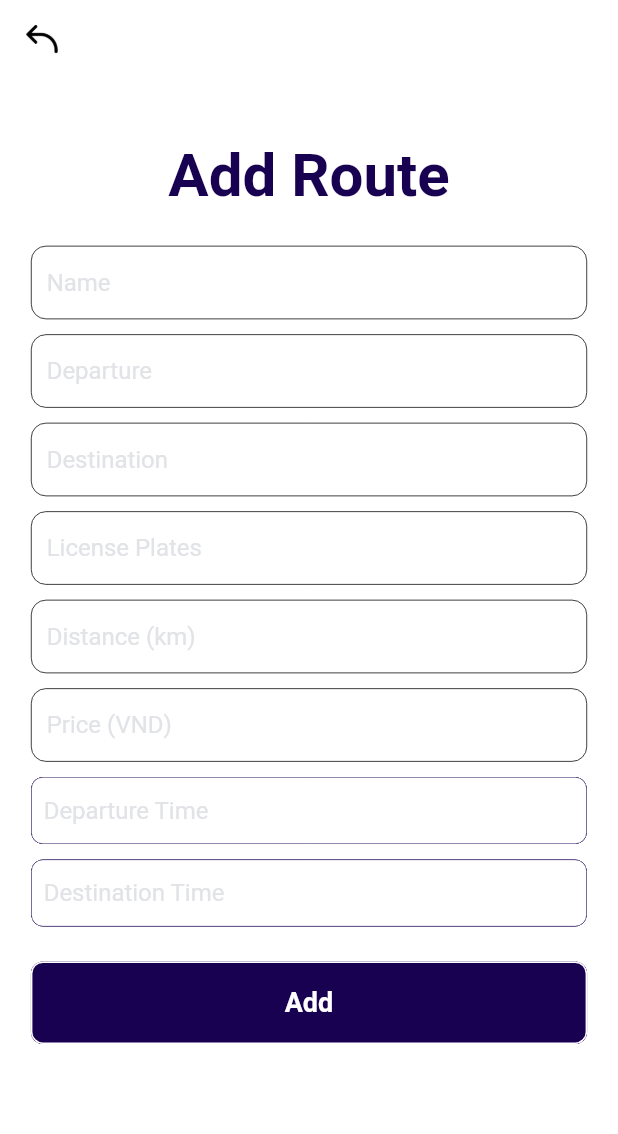
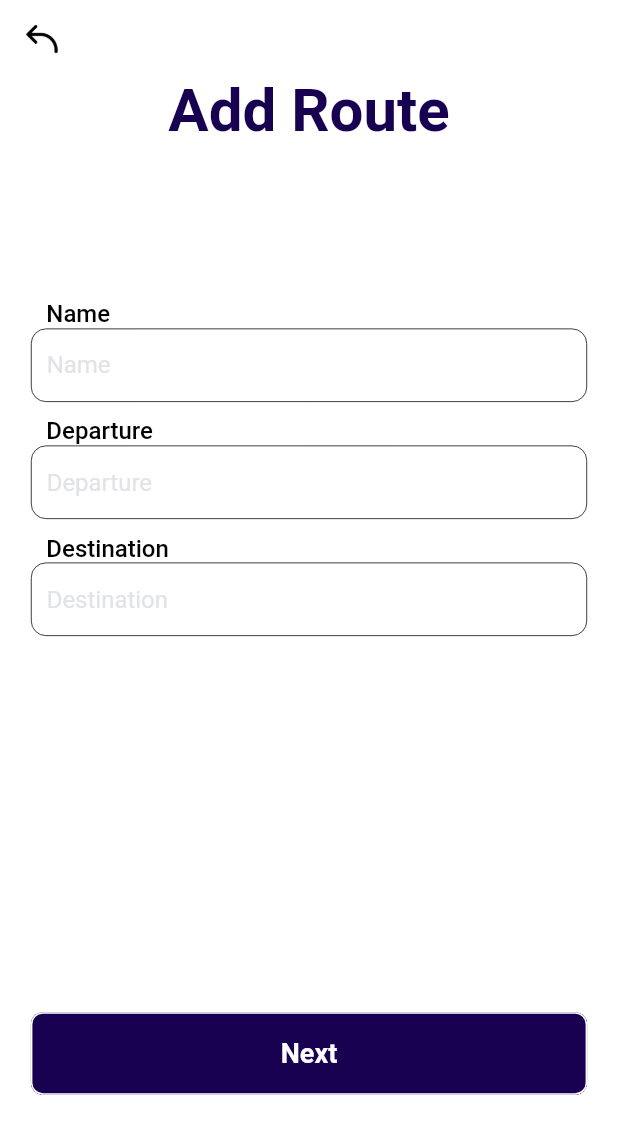
Before and after one commit to nguyenvnbrtd/i_ticket, a Flutter app: the AddTravelRouteScreen screen opened by its route, on a phone screen of 412 x 824 dp. Shown: the top 1134 px of the screen. Run offline on Flutter 3.47's test engine with Material 2 defaults, Android fonts, the phone set to English and light mode, and no system bars; our stand-ins replace cloud_firestore, device_info_plus, equatable, firebase_auth, firebase_core, flutter_bloc and 8 more; missing offline and left inert: dart:ffi, encrypt; accounts and stored records are empty; generated files the repository leaves out were written again; network calls fail.

```diff
--- a/lib/features/home/pages/home_screen.dart
+++ b/lib/features/home/pages/home_screen.dart
@@ -28,7 +28,7 @@ class _HomeScreen extends State<HomeScreen> {
         child: Center(
           child: PrimaryButton(
             onPress: () {
-              context.read<AuthenticationBloc>().add(AuthenticationEventLoggingOut());
+              UtilsHelper.logout();
             },
             label: 'Log out',
           ),
--- a/lib/features/main/pages/main_screen.dart
+++ b/lib/features/main/pages/main_screen.dart
@@ -11,6 +11,7 @@ import 'package:flutter_bloc/flutter_bloc.dart';
 import '../../../core/blocs/authentication/authentication_bloc.dart';
 import '../../../core/blocs/authentication/authentication_event.dart';
 import '../../../core/utils/constants.dart';
+import '../../../core/utils/utils_helper.dart';
 import '../../../injector.dart';
 import '../../../widgets/stateful/custom_bottom_navigator/custom_bottom_navigator_item_model.dart';
 import '../../../widgets/stateful/custom_bottom_navigator/navigate_indicator_cubit.dart';
@@ -95,7 +96,7 @@ class _MainScreen extends State<MainScreen> {
   }
 
   Future<bool> logOut() async {
-    context.read<AuthenticationBloc>().add(AuthenticationEventLoggingOut());
+    UtilsHelper.logout();
     return false;
   }
 }
--- a/lib/features/travel_route/event/travel_route_event.dart
+++ b/lib/features/travel_route/event/travel_route_event.dart
@@ -57,3 +57,12 @@ class OnChangeDestinationTime extends TravelRouteEvent{
   @override
   List<Object?> get props => [time];
 }
+
+class OnChangeButtonLabel extends TravelRouteEvent{
+  final String label;
+
+  OnChangeButtonLabel({required this.label});
+
+  @override
+  List<Object?> get props => [label];
+}
--- a/lib/features/travel_route/pages/add_travel_route_screen.dart
+++ b/lib/features/travel_route/pages/add_travel_route_screen.dart
@@ -38,6 +38,9 @@ class _AddTravelRouteScreen extends State<AddTravelRouteScreen> {
   late final TextEditingController _priceController;
 
   late final TravelRouteBloc travelRouteBloc;
+  late final PageController pageController;
+  late List<List<Widget>> pages;
+  int currentPage = 0;
 
   final String title = 'Add Route';
   final String title2 = 'Update Route';
@@ -56,75 +59,52 @@ class _AddTravelRouteScreen extends State<AddTravelRouteScreen> {
   @override
   void initState() {
     intiData();
-
+    initPage();
     super.initState();
   }
 
+  void initPage() {
+    final theme = Theme.of(UtilsHelper.navigatorKey.currentContext!);
+    pageController = PageController(keepPage: true);
 
-  void intiData() async {
+    pages = [];
 
-    travelRouteBloc = TravelRouteBloc();
+    pages.add([
+      TextInput(label: nameHint, controller: _nameController, hint: nameHint, borderWidth: 0.5),
+      const SpaceVertical(height: 10),
+      TextInput(label: departureHint, controller: _departureController, hint: departureHint, borderWidth: 0.5),
+      const SpaceVertical(height: 10),
+      TextInput(label: destinationHint, controller: _destinationController, hint: destinationHint, borderWidth: 0.5),
+    ]);
 
-    _nameController = TextEditingController();
-    _departureController = TextEditingController();
-    _destinationController = TextEditingController();
-    _licensePlatesController = TextEditingController();
-    _distanceController = TextEditingController();
-    _priceController = TextEditingController();
+    pages.add([
+      TextInput(
+          label: priceHint,
+          controller: _priceController,
+          hint: priceHint,
+          borderWidth: 0.5,
+          keyboardType: TextInputType.number),
+      const SpaceVertical(height: 10),
+      const SpaceVertical(height: 10),
+      TextInput(
+          label: distanceHint,
+          controller: _distanceController,
+          hint: distanceHint,
+          borderWidth: 0.5,
+          keyboardType: TextInputType.number),
+      const SpaceVertical(height: 10),
+      TextInput(label: licenseHint, controller: _licensePlatesController, hint: licenseHint, borderWidth: 0.5),
+      const SpaceVertical(height: 10),
+    ]);
 
-    if(widget.id.isNotEmpty){
-      travelRouteBloc.add(OnInitRoute(id: widget.id));
-    }
-  }
-
-  @override
-  Widget build(BuildContext context) {
-    final paddingSize = DeviceDimension.screenWidth * 0.05;
-    final ThemeData theme = Theme.of(context);
-
-    return BlocProvider(
-      create: (_) => travelRouteBloc,
-      child: OriginScreen(
-        appbar: const PrimaryAppBar(),
-        child: BlocBuilder<TravelRouteBloc, TravelRouteState>(
-          buildWhen: (previous, current) => previous.route.id != current.route.id,
-          builder: (context, state) {
-            if(state.isInitData){
-              return const Center(child: CircularProgressIndicator());
-            }
-
-            _nameController.text = state.route.name ?? '';
-            _departureController.text = state.route.departureName?? '';
-            _destinationController.text = state.route.destinationName ?? '';
-            _licensePlatesController.text = state.route.licensePlate ?? '';
-            _distanceController.text = state.route.distance ?? '';
-            _priceController.text = (state.route.price ?? '').toString();
-
-            return BounceScroll(
-              child: Container(
-                height: DeviceDimension.screenHeight - (50 + paddingSize*2),
-                padding: EdgeInsets.all(paddingSize),
-                child: Column(
-                  mainAxisAlignment: MainAxisAlignment.spaceBetween,
-                  crossAxisAlignment: CrossAxisAlignment.center,
-                  children: [
-                    const SizedBox(),
-                    Text(widget.id.isEmpty ? title : title2, style: theme.textTheme.headlineLarge),
-                    Column(
-                      crossAxisAlignment: CrossAxisAlignment.end,
-                      children: [
-                        TextInput(controller: _nameController, hint: nameHint, borderWidth: 0.5),
-                        const SpaceVertical(height: 10),
-                        TextInput(controller: _departureController, hint: departureHint, borderWidth: 0.5),
-                        const SpaceVertical(height: 10),
-                        TextInput(controller: _destinationController, hint: destinationHint, borderWidth: 0.5),
-                        const SpaceVertical(height: 10),
-                        TextInput(controller: _licensePlatesController, hint: licenseHint, borderWidth: 0.5),
-                        const SpaceVertical(height: 10),
-                        TextInput(controller: _distanceController, hint: distanceHint, borderWidth: 0.5),
-                        const SpaceVertical(height: 10),
-                        TextInput(controller: _priceController, hint: priceHint, borderWidth: 0.5, keyboardType: TextInputType.number),
-                        const SpaceVertical(height: 10),
+    pages.add([
+      Align(
+        alignment: Alignment.centerLeft,
+        child: Padding(
+          padding: EdgeInsets.only(left: DeviceDimension.padding / 2),
+          child: Text(departureTimeHint, style: theme.textTheme.bodyMedium?.copyWith(fontWeight: FontWeight.w500)),
+        ),
+      ),
       BlocBuilder<TravelRouteBloc, TravelRouteState>(
         buildWhen: (previous, current) => previous.route.departureTime != current.route.departureTime,
         builder: (context, state) {
@@ -146,6 +126,13 @@ class _AddTravelRouteScreen extends State<AddTravelRouteScreen> {
         },
       ),
       const SpaceVertical(height: 10),
+      Align(
+        alignment: Alignment.centerLeft,
+        child: Padding(
+          padding: EdgeInsets.only(left: DeviceDimension.padding / 2),
+          child: Text(destinationTimeHint, style: theme.textTheme.bodyMedium?.copyWith(fontWeight: FontWeight.w500)),
+        ),
+      ),
       BlocBuilder<TravelRouteBloc, TravelRouteState>(
         buildWhen: (previous, current) => previous.route.destinationTime != current.route.destinationTime,
         builder: (context, state) {
@@ -166,26 +153,109 @@ class _AddTravelRouteScreen extends State<AddTravelRouteScreen> {
             onPress: openSelectDestinationTime,
           );
         },
+      )
+    ]);
+  }
+
+  void intiData() async {
+    travelRouteBloc = TravelRouteBloc();
+
+    _nameController = TextEditingController();
+    _departureController = TextEditingController();
+    _destinationController = TextEditingController();
+    _licensePlatesController = TextEditingController();
+    _distanceController = TextEditingController();
+    _priceController = TextEditingController();
+
+    if (widget.id.isNotEmpty) {
+      travelRouteBloc.add(OnInitRoute(id: widget.id));
+    }
+  }
+
+  @override
+  Widget build(BuildContext context) {
+    final paddingSize = DeviceDimension.screenWidth * 0.05;
+    final ThemeData theme = Theme.of(context);
+    return BlocProvider(
+      create: (_) => travelRouteBloc,
+      child: BlocListener<TravelRouteBloc, TravelRouteState>(
+        listenWhen: (previous, current) => previous.route.id != current.route.id,
+        listener: travelRouteBlocListener,
+        child: OriginScreen(
+          appbar: const PrimaryAppBar(),
+          child: BlocBuilder<TravelRouteBloc, TravelRouteState>(
+            buildWhen: (previous, current) => previous.route.id != current.route.id,
+            builder: (context, state) {
+              if (state.isInitData) {
+                return const Center(child: CircularProgressIndicator());
+              }
+
+              return BounceScroll(
+                child: SizedBox(
+                  height: DeviceDimension.screenHeight * 0.85,
+                  child: Column(
+                    mainAxisAlignment: MainAxisAlignment.spaceBetween,
+                    crossAxisAlignment: CrossAxisAlignment.center,
+                    children: [
+                      const SizedBox(),
+                      Text(widget.id.isEmpty ? title : title2, style: theme.textTheme.headlineLarge),
+                      SpaceVertical(height: DeviceDimension.screenHeight * 0.1),
+                      Expanded(
+                        flex: 6,
+                        child: GestureDetector(
+                          behavior: HitTestBehavior.opaque,
+                          onPanDown: (_) {
+                            FocusScope.of(context).requestFocus(FocusNode());
+                          },
+                          child: PageView.builder(
+                            controller: pageController,
+                            itemCount: pages.length,
+                            onPageChanged: (value) {
+                              travelRouteBloc.add(
+                                OnChangeButtonLabel(
+                                  label: (value + 1) != pages.length
+                                      ? 'Next'
+                                      : widget.id.isEmpty
+                                          ? addLabel
+                                          : updateLabel,
                                 ),
-                      ],
+                              );
+                              currentPage = value;
+                            },
+                            itemBuilder: (context, index) {
+                              return Padding(
+                                padding: EdgeInsets.all(paddingSize),
+                                child: Column(
+                                  children: List.from(pages[index])
+                                    ..add(SpaceVertical(height: DeviceDimension.screenHeight * 0.1)),
                                 ),
-                    BlocBuilder<TravelRouteBloc, BaseState>(
+                              );
+                            },
+                          ),
+                        ),
+                      ),
+                      Padding(
+                        padding: EdgeInsets.all(paddingSize),
+                        child: BlocBuilder<TravelRouteBloc, TravelRouteState>(
                           builder: (context, state) => SizedBox(
                             height: 55,
                             child: LoadingButton(
-                          label: widget.id.isEmpty ? addLabel : updateLabel,
-                          onPress: onMainPress,
+                              label: state.buttonLabel,
+                              onPress: (currentPage + 1) != pages.length
+                                  ? () => pageController.nextPage(
+                                  duration: const Duration(milliseconds: 200), curve: Curves.easeInOut)
+                                  : onMainPress,
                               isLoading: state.isLoading,
                             ),
                           ),
                         ),
-                    const SpaceVertical(height: 10),
-                    const SpaceVertical(height: 10),
+                      )
                     ],
                   ),
                 ),
               );
             },
+          ),
         ),
       ),
     );
@@ -215,10 +285,10 @@ class _AddTravelRouteScreen extends State<AddTravelRouteScreen> {
     );
   }
 
-  onMainPress(){
-    if(widget.id.isEmpty){
+  onMainPress() {
+    if (widget.id.isEmpty) {
       createRoute();
-    }else{
+    } else {
       updateRoute();
     }
   }
@@ -255,4 +325,14 @@ class _AddTravelRouteScreen extends State<AddTravelRouteScreen> {
       ),
     );
   }
+
+  void travelRouteBlocListener(BuildContext context, TravelRouteState state) {
+
+    _nameController.text = state.route.name ?? '';
+    _departureController.text = state.route.departureName ?? '';
+    _destinationController.text = state.route.destinationName ?? '';
+    _licensePlatesController.text = state.route.licensePlate ?? '';
+    _distanceController.text = state.route.distance ?? '';
+    _priceController.text = (state.route.price ?? 0).toInt().toString();
   }
+}
--- a/lib/features/travel_route/repos/travel_route_repository.dart
+++ b/lib/features/travel_route/repos/travel_route_repository.dart
@@ -7,5 +7,5 @@ class TravelRouteRepository extends BaseRepository<TravelRoute>{
   TravelRouteRepository() : super(Constants.TRAVEL_ROUTE, TravelRoute());
 
   @override
-  int sort(TravelRoute a, TravelRoute b) => b.departureTime?.compareTo(a.departureTime ?? '') ?? 0;
+  int sort(TravelRoute a, TravelRoute b) => a.departureTime?.compareTo(b.departureTime ?? '') ?? 0;
 }
--- a/lib/features/travel_route/states/travel_route_state.dart
+++ b/lib/features/travel_route/states/travel_route_state.dart
@@ -4,25 +4,28 @@ import 'package:flutter_animation/features/travel_route/models/travle_route.dart
 class TravelRouteState extends BaseState {
   final TravelRoute route;
   final bool isInitData;
+  final String buttonLabel;
 
-  const TravelRouteState({required bool isLoading, required this.isInitData, required this.route}) : super(isLoading: isLoading);
+  const TravelRouteState({required bool isLoading, required this.isInitData, required this.route, this.buttonLabel = 'Next'}) : super(isLoading: isLoading);
 
   factory TravelRouteState.init() {
     return TravelRouteState(
       isLoading: false,
       isInitData: false,
+      buttonLabel: 'Next',
       route: TravelRoute(),
     );
   }
 
-  TravelRouteState copyWith({bool? isLoading, bool? isInitData, TravelRoute? route}) {
+  TravelRouteState copyWith({bool? isLoading, bool? isInitData,String? buttonLabel, TravelRoute? route}) {
     return TravelRouteState(
       isLoading: isLoading ?? this.isLoading,
       isInitData: isInitData ?? this.isInitData,
+      buttonLabel: buttonLabel ?? this.buttonLabel,
       route: this.route.copyWith(data: route),
     );
   }
 
   @override
-  List<Object?> get props => [isLoading, isInitData, route];
+  List<Object?> get props => [isLoading, isInitData, buttonLabel, route];
 }
--- a/lib/features/user_info/pages/user_info_screen.dart
+++ b/lib/features/user_info/pages/user_info_screen.dart
@@ -147,7 +147,7 @@ class _UserInfoScreen extends State<UserInfoScreen> {
   }
 
   void logOut() {
-    context.read<AuthenticationBloc>().add(AuthenticationEventLoggingOut());
+    UtilsHelper.logout();
   }
 
   void onValueChange(String value) {
--- a/lib/widgets/stateful/custom_bottom_navigator/custom_bottom_navigator.dart
+++ b/lib/widgets/stateful/custom_bottom_navigator/custom_bottom_navigator.dart
@@ -46,7 +46,7 @@ class CustomBottomNavigatorState extends State<CustomBottomNavigator> {
     ).size;
 
     // then the size of the selected item is: icon size + text size * 1.4
-    final size = mediaQueryData.size.width / (widget.items.length - 1);
+    final size = mediaQueryData.size.width / (widget.items.length <= 2 ? widget.items.length : widget.items.length-1);
     double selectedWidth =  widget.items[widget.selectedIndex].iconSize + textSize.width * 1.4;
 
     if(selectedWidth < size){
--- a/lib/widgets/stateful/text_input.dart
+++ b/lib/widgets/stateful/text_input.dart
@@ -2,11 +2,13 @@ import 'package:flutter/material.dart';
 
 import '../../../../../../core/src/app_colors.dart';
 import '../../../../../../core/src/assets.dart';
+import '../../core/utils/dimension.dart';
 
 class TextInput extends StatefulWidget {
   TextInput({
     Key? key,
     required this.controller,
+    this.label = '',
     this.hint = '',
     this.imageFront,
     this.imageBack,
@@ -20,6 +22,7 @@ class TextInput extends StatefulWidget {
   }) : super(key: key);
 
   final TextEditingController controller;
+  final String label;
   final String hint;
   final String? imageFront;
   final String? imageBack;
@@ -38,7 +41,19 @@ class TextInput extends StatefulWidget {
 class _TextInput extends State<TextInput> {
   @override
   Widget build(BuildContext context) {
-    return Container(
+    final theme = Theme.of(context);
+
+    return Column(
+      crossAxisAlignment: CrossAxisAlignment.start,
+      children: [
+        Visibility(
+          visible: widget.label.isNotEmpty,
+          child: Padding(
+            padding: EdgeInsets.only(left: DeviceDimension.padding / 2),
+            child: Text(widget.label, style: theme.textTheme.bodyMedium?.copyWith(fontWeight: FontWeight.w500)),
+          ),
+        ),
+        Container(
           padding: const EdgeInsets.symmetric(horizontal: 5),
           decoration: BoxDecoration(
             color: Colors.white,
@@ -87,6 +102,8 @@ class _TextInput extends State<TextInput> {
               )
             ],
           ),
+        ),
+      ],
     );
   }
 }
```
Also changed, not shown: lib/core/utils/utils_helper.dart (+6 -1 lines), lib/features/travel_route/blocs/travel_route_bloc.dart (+28 -0 lines), lib/features/travel_route/pages/components/travel_route_item.dart (+9 -4 lines). Lines whose indentation alone changed are shown as unchanged.
